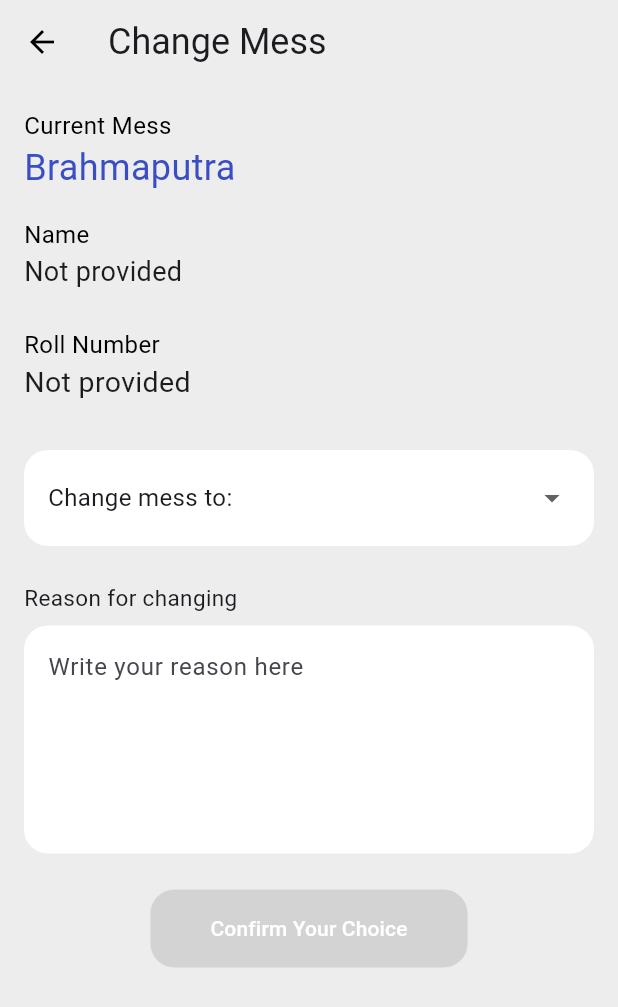
After one commit to nilotpal-n7/iitgHABapp, a Flutter app: the homeScreen screen opened directly, after a tap on "Change Mess", on a phone screen of 412 x 824 dp. The commit adds this screen. Shown: the top 1007 px of the screen. Run offline on Flutter 3.47's test engine with Material 3 defaults, Android fonts, the phone set to English and light mode, and no system bars; our stand-ins replace flutter_easyloading, flutter_svg, hive, hive_flutter, permission_handler, pretty_qr_code and 1 more; missing offline and left inert: flutter_vibrate, flutter_web_auth, mobile_scanner; accounts and stored records are empty; network calls fail.

Commit message:
frontend UI

```diff
--- a/frontend2/lib/main.dart
+++ b/frontend2/lib/main.dart
@@ -2,7 +2,7 @@ import 'package:flutter/material.dart';
 import 'package:flutter/services.dart';
 import 'package:flutter_easyloading/flutter_easyloading.dart';
 import 'package:frontend1/apis/authentication/login.dart';
-import 'package:frontend1/screens/Home_screen.dart';
+import 'package:frontend1/screens/home_screen.dart';
 import 'package:frontend1/screens/login_screen.dart';
 
 
@@ -31,7 +31,7 @@ class MyApp extends StatelessWidget {
     return MaterialApp(
       debugShowCheckedModeBanner: false,
       navigatorKey: navigatorKey,
-      home: isLoggedIn ? HomeScreen() : loginScreen(),
+      home: isLoggedIn ? homeScreen() : loginScreen(),
       builder: EasyLoading.init(),
     );
   }
--- /dev/null
+++ b/frontend2/lib/screens/home_screen.dart
@@ -0,0 +1,155 @@
+import 'package:flutter/material.dart';
+import 'package:frontend1/screens/mess_change_screen.dart';
+import 'package:frontend1/screens/profile_screen.dart';
+
+class homeScreen extends StatelessWidget {
+  const homeScreen({super.key});
+
+  @override
+  Widget build(BuildContext context) {
+    return Scaffold(
+      backgroundColor: Colors.grey[200],
+      appBar: AppBar(
+        elevation: 0,
+        backgroundColor: Colors.transparent,
+        leading: Padding(
+          padding: const EdgeInsets.only(left: 15.0),
+          child: Image(image: AssetImage("assets/images/Handlogo.png")),
+        ),
+        title: const Text(
+          "HAB\nIIT Guwahati",
+          style: TextStyle(color: Colors.black, fontSize: 16),
+        ),
+        actions: [
+          IconButton(
+            onPressed: () {
+              Navigator.push(
+                context,
+                MaterialPageRoute(builder: (context) => ProfileScreen()),
+              );
+            },
+            icon: const Icon(Icons.person_outlined, color: Colors.black),
+          ),
+          IconButton(
+            onPressed: () {},
+            icon: const Icon(Icons.search_outlined, color: Colors.black),
+          ),
+        ],
+      ),
+      body: Padding(
+        padding: const EdgeInsets.symmetric(horizontal: 16.0),
+        child: Column(
+          crossAxisAlignment: CrossAxisAlignment.start,
+          children: [
+            const SizedBox(height: 16),
+            const Text(
+              "Hello, User 🖐️",
+              style: TextStyle(
+                fontSize: 40,
+                fontWeight: FontWeight.bold,
+              ),
+            ),
+            const SizedBox(height: 24),
+            Row(
+              children: [
+                Flexible(
+                  child: GestureDetector(
+                    onTap: () {
+                      // Navigate to the next page
+                      Navigator.push(
+                        context,
+                        MaterialPageRoute(
+                            builder: (context) => MessChangeScreen()),
+                      );
+                    },
+                    child: const FeatureCard(
+                      title: "Change Mess",
+                      color: Color.fromRGBO(192, 200, 245, 1),
+                      circleColor: Color.fromRGBO(168, 177, 230, 1),
+                      icon: Icons.arrow_outward,
+                      iconAlignment: Alignment.bottomRight,
+                    ),
+                  ),
+                ),
+                const SizedBox(width: 10),
+                const Flexible(
+                  child: FeatureCard(
+                    title: "More features\ncoming soon",
+                    color: Color.fromRGBO(206, 192, 129, 1),
+                    isCentered: true,
+                  ),
+                ),
+              ],
+            ),
+          ],
+        ),
+      ),
+    );
+  }
+}
+
+class FeatureCard extends StatelessWidget {
+  final String title;
+  final Color color;
+  final Color? circleColor;
+  final IconData? icon;
+  final AlignmentGeometry iconAlignment;
+  final bool isCentered;
+
+  const FeatureCard({
+    super.key,
+    required this.title,
+    required this.color,
+    this.circleColor,
+    this.icon,
+    this.iconAlignment = Alignment.bottomCenter,
+    this.isCentered = false,
+  });
+
+  @override
+  Widget build(BuildContext context) {
+    return SizedBox(
+      height: 175,
+      child: Container(
+        width: double.infinity,
+        padding: const EdgeInsets.all(16.0),
+        decoration: BoxDecoration(
+          color: color,
+          borderRadius: BorderRadius.circular(32),
+        ),
+        child: Stack(
+          children: [
+            if (isCentered)
+              Center(
+                child: Text(
+                  title,
+                  textAlign: TextAlign.center,
+                  style: const TextStyle(
+                    fontSize: 16,
+                    fontWeight: FontWeight.w600,
+                  ),
+                ),
+              )
+            else
+              Text(
+                title,
+                style: const TextStyle(
+                  fontSize: 16,
+                  fontWeight: FontWeight.w600,
+                ),
+              ),
+            if (icon != null)
+              Align(
+                alignment: iconAlignment,
+                child: CircleAvatar(
+                  radius: 16,
+                  backgroundColor: circleColor ?? Colors.white,
+                  child: Icon(icon, color: Colors.black, size: 16),
+                ),
+              ),
+          ],
+        ),
+      ),
+    );
+  }
+}
--- a/frontend2/lib/screens/login_screen.dart
+++ b/frontend2/lib/screens/login_screen.dart
@@ -1,6 +1,6 @@
 import 'package:flutter/material.dart';
 import 'package:frontend1/apis/authentication/login.dart';
-import 'package:frontend1/screens/Home_screen.dart';
+import 'package:frontend1/screens/home_screen.dart';
 //import 'package:frontend/screens/profile_screen.dart';
 
 import 'dart:io';
@@ -71,7 +71,7 @@ class _loginScreenState extends State<loginScreen> {
                             Navigator.pushReplacement(
                               context,
                               MaterialPageRoute(
-                                builder: (context) => HomeScreen(),
+                                builder: (context) => homeScreen(),
                               ),
                             );
                             showSnackBar('Successfully Logged In', context);
--- /dev/null
+++ b/frontend2/lib/screens/mess_change_screen.dart
@@ -0,0 +1,261 @@
+import 'package:flutter/material.dart';
+import 'package:frontend1/apis/users/user.dart';
+import 'package:frontend1/screens/confirmation_screen.dart';
+import 'package:frontend1/widgets/confirmation_dialog.dart';
+import 'package:shared_preferences/shared_preferences.dart';
+import 'profile_screen.dart';
+
+class MessChangeScreen extends StatefulWidget {
+  const MessChangeScreen({super.key});
+
+  @override
+  State<MessChangeScreen> createState() => _MessChangeScreenState();
+}
+
+class _MessChangeScreenState extends State<MessChangeScreen> {
+  String name = '';
+  String email = '';
+  String roll = '';
+  String hostel = '';
+  String currMess = '';
+  String? selectedHostel;
+  bool isSubmitted = false; // Track if submission is done
+  final List<String> hostels = [
+    'Lohit',
+    'Kapili',
+    'Umiam',
+    'Gaurang',
+    'Manas',
+    'Brahmaputra',
+    'Dihing',
+    'MSH',
+    'Dhansiri',
+    'Kameng',
+    'Subansiri',
+    'Siang',
+    'Disang',
+  ];
+
+  @override
+  void initState() {
+    // TODO: implement initState
+    super.initState();
+    fetchUserData();
+    getAllocatedHostel();
+  }
+
+  void getAllocatedHostel() async {
+    final prefs = await SharedPreferences.getInstance();
+    final allocatehostel = prefs.getString('currMess');
+    setState(() {
+      currMess = allocatehostel ?? ' ';
+    });
+  }
+
+  Future<void> fetchUserData() async {
+    final userDetails = await fetchUserDetails();
+    print("USer details is");
+    print(userDetails);
+    if (userDetails != null) {
+      setState(() {
+        name = userDetails['name'] ?? '';
+        email = userDetails['email'] ?? '';
+        roll = userDetails['roll'] ?? '';
+      });
+    } else {
+      print("Failed to load user details.");
+    }
+  }
+
+  void _showConfirmationDialog() {
+    showDialog(
+      context: context,
+      builder: (context) => ConfirmationDialog(
+        onConfirm: () {
+          setState(() {
+            isSubmitted = true;
+          });
+          Navigator.pop(context);
+        },
+      ),
+    );
+  }
+
+  @override
+  Widget build(BuildContext context) {
+    return Scaffold(
+      backgroundColor: const Color.fromRGBO(237, 237, 237, 1),
+      appBar: AppBar(
+        elevation: 0,
+        backgroundColor: Colors.transparent,
+        leading: IconButton(
+          icon: const Icon(Icons.arrow_back, color: Colors.black),
+          onPressed: () {
+            Navigator.pop(context);
+          },
+        ),
+        title: const Text(
+          "Change Mess",
+          style: TextStyle(fontWeight: FontWeight.w400, fontSize: 24),
+        ),
+      ),
+      body: SingleChildScrollView(
+        child: Padding(
+          padding: const EdgeInsets.all(16.0),
+          child: Column(
+            crossAxisAlignment: CrossAxisAlignment.start,
+            children: [
+              const Text(
+                "Current Mess",
+                style: TextStyle(
+                  fontSize: 16,
+                  color: Color.fromRGBO(0, 0, 0, 1),
+                ),
+              ),
+              const Text(
+                "Brahmaputra",
+                style: TextStyle(
+                  fontSize: 24,
+                  fontWeight: FontWeight.w400,
+                  color: Color.fromRGBO(57, 77, 198, 1),
+                ),
+              ),
+              const SizedBox(height: 16),
+              const Text(
+                "Name",
+                style: TextStyle(
+                  fontSize: 16,
+                  color: Color.fromRGBO(0, 0, 0, 1),
+                ),
+              ),
+              Text(
+                name.isNotEmpty ? name : 'Not provided',
+                style: TextStyle(fontSize: 18, fontWeight: FontWeight.w400),
+              ),
+              const SizedBox(height: 24),
+              const Text(
+                "Roll Number",
+                style: TextStyle(
+                  fontSize: 16,
+                  color: Color.fromRGBO(0, 0, 0, 1),
+                ),
+              ),
+              Text(
+                roll.isNotEmpty ? name : 'Not provided',
+                style: TextStyle(fontSize: 19, fontWeight: FontWeight.w400),
+              ),
+              const SizedBox(height: 24),
+              if (!isSubmitted) ...[
+                const SizedBox(height: 8),
+                Container(
+                  decoration: BoxDecoration(
+                    color: Colors.white,
+                    borderRadius: BorderRadius.circular(16),
+                  ),
+                  padding: const EdgeInsets.symmetric(horizontal: 16, vertical: 8),
+                  child: Row(
+                    children: [
+                      const Text(
+                        "Change mess to:",
+                        style: TextStyle(
+                          fontSize: 16,
+                          fontWeight: FontWeight.w400,
+                        ),
+                      ),
+                      const SizedBox(width: 8),
+                      Expanded(
+                        child: DropdownButtonFormField<String>(
+                          value: selectedHostel,
+                          onChanged: (value) {
+                            setState(() {
+                              selectedHostel = value;
+                            });
+                          },
+                          decoration: const InputDecoration(
+                            border: InputBorder.none,
+                            contentPadding: EdgeInsets.zero,
+                          ),
+                          isExpanded: true,
+                          items: hostels
+                              .map(
+                                (hostel) => DropdownMenuItem<String>(
+                              value: hostel,
+                              child: Text(hostel),
+                            ),
+                          )
+                              .toList(),
+                        ),
+                      ),
+                    ],
+                  ),
+                ),
+                const SizedBox(height: 24),
+                const Text(
+                  "Reason for changing",
+                  style: TextStyle(
+                    fontSize: 15,
+                    fontWeight: FontWeight.w400,
+                  ),
+                ),
+                const SizedBox(height: 8),
+                Container(
+                  decoration: BoxDecoration(
+                    color: Colors.white,
+                    borderRadius: BorderRadius.circular(16),
+                  ),
+                  child: TextField(
+                    maxLines: 5,
+                    decoration: InputDecoration(
+                      hintText: "Write your reason here",
+                      contentPadding: const EdgeInsets.all(16.0),
+                      border: InputBorder.none,
+                    ),
+                  ),
+                ),
+              const SizedBox(height: 24),
+              ] else ...[
+                Text(
+                  "Applied for mess change in: $selectedHostel",
+                  style: const TextStyle(
+                    fontSize: 18,
+                    fontWeight: FontWeight.w400,
+                    color: Colors.green,
+                  ),
+                ),
+              ],
+              if (!isSubmitted)
+                Center(
+                  child: ElevatedButton(
+                    onPressed: selectedHostel == null
+                        ? null
+                        : () {
+                      setState(() {
+                        isSubmitted = true;
+                      });
+                      _showConfirmationDialog();
+                    },
+                    style: ElevatedButton.styleFrom(
+                      backgroundColor: selectedHostel == null
+                          ? Colors.grey
+                          : const Color.fromRGBO(57, 77, 198, 1),
+                      padding: const EdgeInsets.symmetric(
+                        horizontal: 40,
+                        vertical: 16,
+                      ),
+                      shape: RoundedRectangleBorder(
+                        borderRadius: BorderRadius.circular(16),
+                      ),
+                    ),
+                    child: const Text(
+                      "Confirm Your Choice",
+                      style: TextStyle(color: Colors.white),
+                    ),
+                  ),
+                ),
+            ],
+          ),
+        ),
+      ),
+    );
+  }
+}
--- a/frontend2/pubspec.yaml
+++ b/frontend2/pubspec.yaml
@@ -69,6 +69,7 @@ flutter:
 
   assets:
     - assets/fonts/
+    - assets/images/
 
   # To add assets to your application, add an assets section, like this:
   # assets:
```
Also changed, not shown: frontend2/lib/screens/profile_screen.dart (added, +163 -0 lines), frontend2/lib/widgets/confirmation_dialog.dart (added, +56 -0 lines), frontend2/assets/images/Handlogo.png (added).
